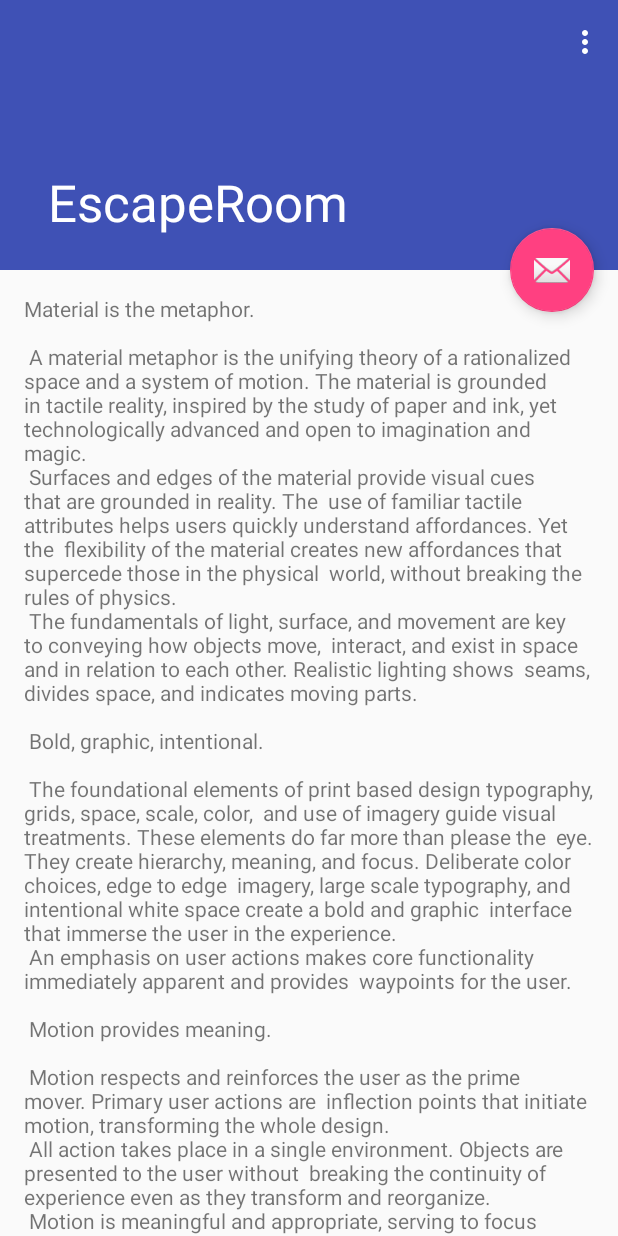
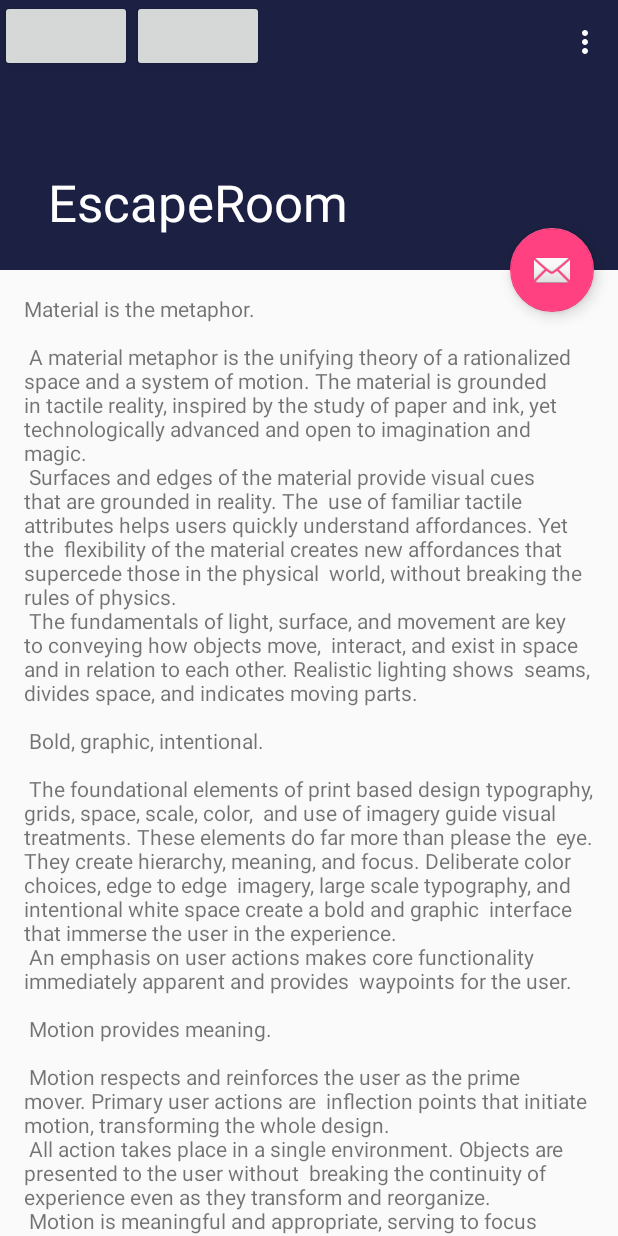
Before and after one commit to MrDeliciousman/EscapeRoom, an Android app: the screen it shows after launch (ScrollingActivity), on a phone screen of 412 x 824 dp. Run offline under Robolectric (Android 15) with nearby library versions, the phone set to English and light mode, and no system bars.

Commit message:
Added Buttons

```diff
--- a/app/src/main/res/layout/activity_scrolling.xml
+++ b/app/src/main/res/layout/activity_scrolling.xml
@@ -36,6 +36,21 @@
 
   <include layout="@layout/content_scrolling"/>
 
+<LinearLayout
+  android:layout_width="wrap_content"
+  android:layout_height="wrap_content">
+
+  <Button
+    android:id="@+id/option1"
+    android:layout_width="wrap_content"
+    android:layout_height="wrap_content"/>
+
+  <Button
+    android:id="@+id/option2"
+    android:layout_width="wrap_content"
+    android:layout_height="wrap_content"/>
+</LinearLayout>
+
   <android.support.design.widget.FloatingActionButton
     android:id="@+id/fab"
     android:layout_width="wrap_content"
--- a/app/src/main/res/layout/content_scrolling.xml
+++ b/app/src/main/res/layout/content_scrolling.xml
@@ -15,4 +15,5 @@
     android:layout_margin="@dimen/text_margin"
     android:text="@string/large_text"/>
 
+
 </android.support.v4.widget.NestedScrollView>
--- a/app/src/main/res/values/colors.xml
+++ b/app/src/main/res/values/colors.xml
@@ -1,6 +1,6 @@
 <?xml version="1.0" encoding="utf-8"?>
 <resources>
-  <color name="colorPrimary">#3F51B5</color>
+  <color name="colorPrimary">#1c2143</color>
   <color name="colorPrimaryDark">#303F9F</color>
   <color name="colorAccent">#FF4081</color>
 </resources>
--- a/app/src/main/res/values/strings.xml
+++ b/app/src/main/res/values/strings.xml
@@ -90,4 +90,6 @@
     "when a user tries to pick up one of cards.\n\n"
   </string>
   <string name="action_settings">Settings</string>
+  <string name="option1_button">Option1</string>
+  <string name="option2_button">Option2</string>
 </resources>
```
